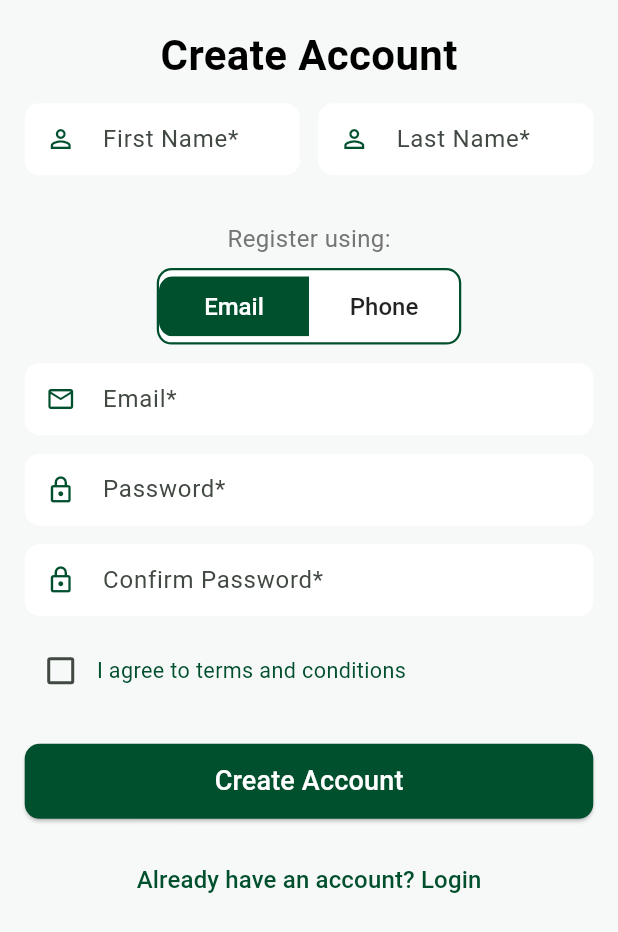
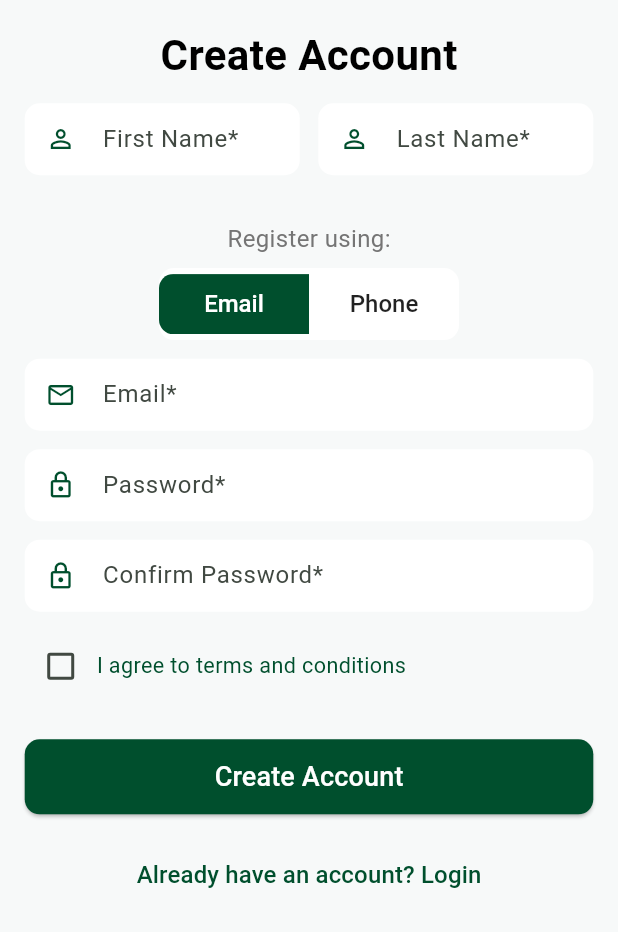
Before and after one commit to leoulendryas/transport_share_app, a Flutter app: the RegisterScreen screen opened by its route, on a phone screen of 412 x 824 dp. Shown: the top 932 px of the screen. Run offline on Flutter 3.47's test engine with Material 3 defaults, Android fonts, the phone set to English and light mode, and no system bars; our stand-ins replace app_links, flutter_animate, flutter_typeahead, geocoding, geolocator, image_picker and 5 more; accounts and stored records are empty.

Commit message:
fix: adjust registration logic and improve form handling

```diff
--- a/lib/screens/auth/register_screen.dart
+++ b/lib/screens/auth/register_screen.dart
@@ -171,7 +171,6 @@ class _RegisterScreenState extends State<RegisterScreen> {
                       decoration: BoxDecoration(
                         color: Colors.white,
                         borderRadius: BorderRadius.circular(10),
-                        border: Border.all(color: const Color(0xFF004F2D), width: 1.5),
                       ),
                       child: ToggleButtons(
                         borderRadius: BorderRadius.circular(10),
```
